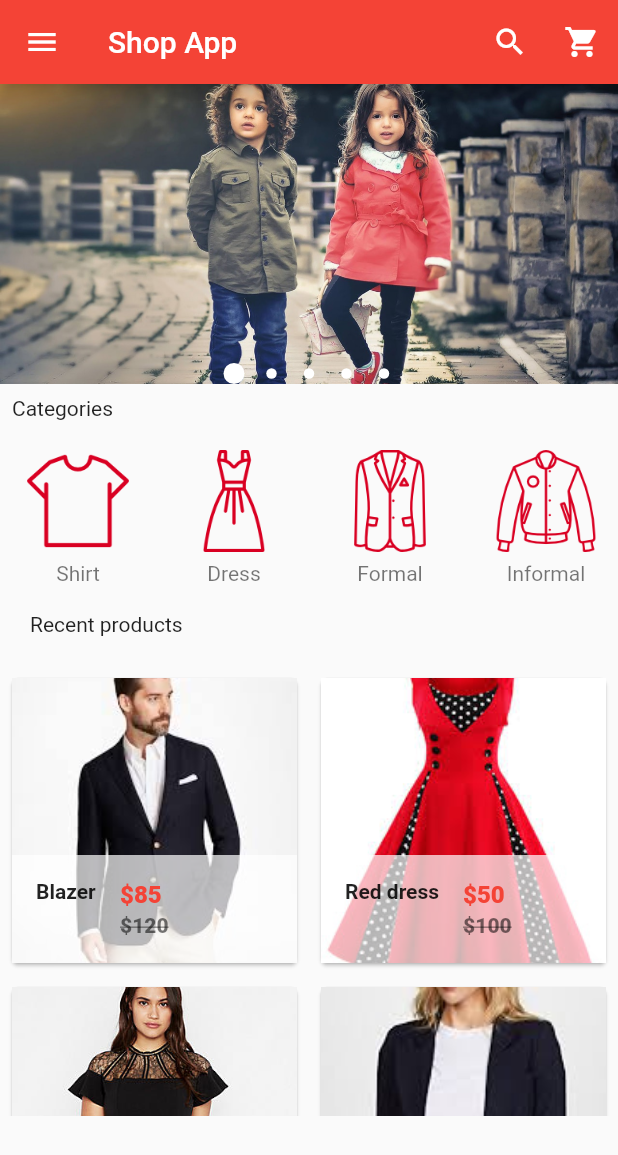
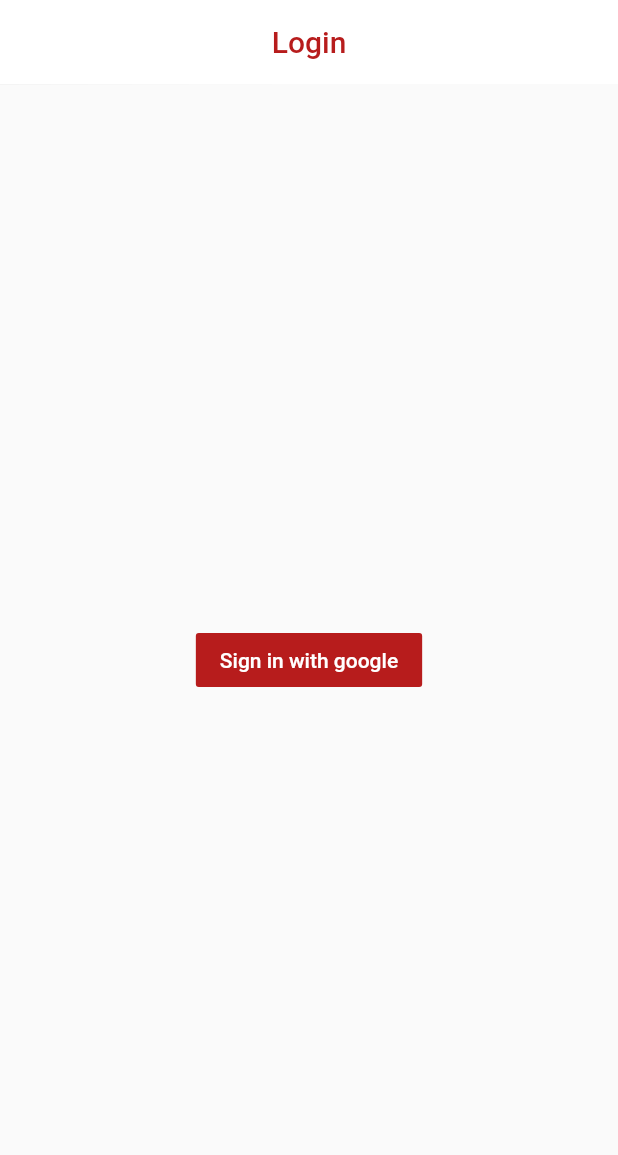
Before and after one commit to ishangupta4/Ecommerce, a Flutter app: the screen it shows after launch, on a phone screen of 412 x 824 dp. Shown: the top 1155 px of the screen. Run offline on Flutter 3.47's test engine with Material 2 defaults, Android fonts, the phone set to English and light mode, and no system bars; drawn by our look-alikes of carousel_pro; our stand-ins replace cloud_firestore, firebase_auth, fluttertoast, google_sign_in, shared_preferences; accounts and stored records are empty.

```diff
--- a/lib/components/horizontal_listView.dart
+++ b/lib/components/horizontal_listView.dart
@@ -4,7 +4,7 @@ class HorizontalList extends StatelessWidget {
   @override
   Widget build(BuildContext context) {
     return Container(
-      height: 100.0,
+      height: 60.0,
       child: ListView(
         scrollDirection: Axis.horizontal,
         children: <Widget>[
@@ -59,7 +59,7 @@ class Category extends StatelessWidget {
             title: Image.asset(
               imageLocation,
               width: 100,
-              height: 80,
+              height: 40,
             ),
             subtitle: Container(
               alignment: Alignment.topCenter,
--- a/lib/main.dart
+++ b/lib/main.dart
@@ -1,184 +1,12 @@
 import 'package:flutter/material.dart';
-import 'package:carousel_pro/carousel_pro.dart';
 
-import 'package:flutter_ecommerce/components/horizontal_listView.dart';
-import 'package:flutter_ecommerce/components/products.dart';
-import 'package:flutter_ecommerce/pages/cart.dart';
+import 'package:flutter_ecommerce/pages/login.dart';
 
 void main() {
   runApp(
     new MaterialApp(
-      home: HomePage(),
+      home: Login(),
       debugShowCheckedModeBanner: false,
     ),
   );
 }
-
-class HomePage extends StatefulWidget {
-  @override
-  _HomePageState createState() => _HomePageState();
-}
-
-class _HomePageState extends State<HomePage> {
-  @override
-  Widget build(BuildContext context) {
-    Widget imageCarousel = new Container(
-      height: 200.0,
-      child: new Carousel(
-        boxFit: BoxFit.cover,
-        images: [
-          AssetImage('images/c1.jpg'),
-          AssetImage('images/m1.jpeg'),
-          AssetImage('images/m2.jpg'),
-          AssetImage('images/w4.jpeg'),
-          AssetImage('images/w3.jpeg'),
-        ],
-        autoplay: false,
-        animationCurve: Curves.fastLinearToSlowEaseIn,
-        animationDuration: Duration(milliseconds: 1000),
-        indicatorBgPadding: 0.0,
-        dotSize: 7.0,
-        dotBgColor: Colors.transparent,
-      ),
-    );
-
-    return Scaffold(
-      appBar: new AppBar(
-        title: Text('Shop App'),
-        backgroundColor: Colors.red,
-        actions: <Widget>[
-          new IconButton(
-              icon: Icon(
-                Icons.search,
-                color: Colors.white,
-              ),
-              onPressed: null),
-          new IconButton(
-              icon: Icon(
-                Icons.shopping_cart,
-                color: Colors.white,
-              ),
-              onPressed: () {
-                Navigator.push(context,
-                    MaterialPageRoute(builder: (context) => new Cart()));
-              })
-        ],
-      ),
-      drawer: new Drawer(
-        child: ListView(
-          children: <Widget>[
-            new UserAccountsDrawerHeader(
-              accountName: Text("Ishan Gupta"),
-              accountEmail: Text("ishangupta004@gmail.com"),
-              currentAccountPicture: GestureDetector(
-                child: new CircleAvatar(
-                  backgroundColor: Colors.grey,
-                  child: Icon(
-                    Icons.person,
-                    color: Colors.white,
-                  ),
-                ),
-              ),
-              decoration: new BoxDecoration(
-                color: Colors.red,
-              ),
-            ),
-            InkWell(
-              onTap: () {},
-              child: ListTile(
-                title: Text("Home"),
-                leading: Icon(
-                  Icons.home,
-                  color: Colors.red,
-                ),
-              ),
-            ),
-            InkWell(
-              onTap: () {},
-              child: ListTile(
-                title: Text("My Acount"),
-                leading: Icon(
-                  Icons.person,
-                  color: Colors.red,
-                ),
-              ),
-            ),
-            InkWell(
-              onTap: () {},
-              child: ListTile(
-                title: Text("Orders"),
-                leading: Icon(
-                  Icons.shopping_basket,
-                  color: Colors.red,
-                ),
-              ),
-            ),
-            InkWell(
-              onTap: () {},
-              child: InkWell(
-                onTap: () {
-                  Navigator.push(context,
-                      MaterialPageRoute(builder: (context) => new Cart()));
-                },
-                child: ListTile(
-                  title: Text("Shopping Cart"),
-                  leading: Icon(
-                    Icons.shopping_cart,
-                    color: Colors.red,
-                  ),
-                ),
-              ),
-            ),
-            InkWell(
-              onTap: () {},
-              child: ListTile(
-                title: Text("Favourites"),
-                leading: Icon(
-                  Icons.favorite,
-                  color: Colors.red,
-                ),
-              ),
-            ),
-            Divider(),
-            InkWell(
-              onTap: () {},
-              child: ListTile(
-                title: Text("Settings"),
-                leading: Icon(
-                  Icons.settings,
-                  color: Colors.grey,
-                ),
-              ),
-            ),
-            InkWell(
-              onTap: () {},
-              child: ListTile(
-                title: Text("About"),
-                leading: Icon(
-                  Icons.help,
-                  color: Colors.blue,
-                ),
-              ),
-            )
-          ],
-        ),
-      ),
-      body: new ListView(children: <Widget>[
-        imageCarousel,
-        new Padding(
-          padding: const EdgeInsets.all(8.0),
-          child: new Text('Categories'),
-        ),
-        HorizontalList(),
-        new Padding(
-          padding: const EdgeInsets.all(20.0),
-          child: new Text('Recent products'),
-        ),
-        Container(
-          height: 300.0,
-          child: Products(),
-        )
-      ]),
-    );
-  }
-}
--- /dev/null
+++ b/lib/pages/login.dart
@@ -0,0 +1,143 @@
+import 'package:flutter/material.dart';
+import 'package:flutter_ecommerce/main.dart';
+import 'package:shared_preferences/shared_preferences.dart';
+import 'package:fluttertoast/fluttertoast.dart';
+import 'package:firebase_auth/firebase_auth.dart';
+import "package:google_sign_in/google_sign_in.dart";
+import 'package:cloud_firestore/cloud_firestore.dart';
+
+import 'home.dart';
+
+class Login extends StatefulWidget {
+  @override
+  _LoginState createState() => _LoginState();
+}
+
+class _LoginState extends State<Login> {
+  final GoogleSignIn googleSignIn = new GoogleSignIn();
+  final FirebaseAuth firebaseAuth = FirebaseAuth.instance;
+  SharedPreferences preferences;
+  bool loading = false;
+  bool isLoggedin = false;
+
+  @override
+  void initState() {
+    // TODO: implement initState
+    super.initState();
+    isSignedIn();
+  }
+
+  void isSignedIn() async {
+    setState(() {
+      loading = true;
+    });
+    preferences = await SharedPreferences.getInstance();
+    isLoggedin = await googleSignIn.isSignedIn();
+
+    if (isLoggedin) {
+      Navigator.pushReplacement(
+          context, MaterialPageRoute(builder: (context) => HomePage()));
+    }
+
+    setState(() {
+      loading = false;
+    });
+  }
+
+  Future HandleSignIn() async {
+    preferences = await SharedPreferences.getInstance();
+
+    setState(() {
+      loading = true;
+    });
+
+    GoogleSignInAccount googleUser = await googleSignIn.signIn();
+    GoogleSignInAuthentication googleSignInAuthentication =
+        await googleUser.authentication;
+    final AuthCredential credential = GoogleAuthProvider.getCredential(
+      accessToken: googleSignInAuthentication.accessToken,
+      idToken: googleSignInAuthentication.idToken,
+    );
+    final AuthResult authResult =
+        await firebaseAuth.signInWithCredential(credential);
+    FirebaseUser firebaseUser = authResult.user;
+
+    if (firebaseUser != null) {
+      final QuerySnapshot result = await Firestore.instance
+          .collection("users")
+          .where("id", isEqualTo: firebaseUser.uid)
+          .getDocuments();
+      final List<DocumentSnapshot> documents = result.documents;
+      if (documents.length == 0) {
+        // insert the user to our collection
+        Firestore.instance
+            .collection("users")
+            .document(firebaseUser.uid)
+            .setData({
+          "id": firebaseUser.uid,
+          "username": firebaseUser.displayName,
+          "profilePicture": firebaseUser.photoUrl
+        });
+        await preferences.setString("id", firebaseUser.uid);
+        await preferences.setString("username", firebaseUser.displayName);
+        await preferences.setString("profilePicture", firebaseUser.photoUrl);
+      } else {
+        await preferences.setString("id", documents[0]['id']);
+        await preferences.setString("username", documents[0]['username']);
+        await preferences.setString(
+            "profilePicture", documents[0]['profilePicture']);
+      }
+      Fluttertoast.showToast(msg: "Login Successful");
+      setState(() {
+        loading = false;
+      });
+      Navigator.pushReplacement(
+          context, MaterialPageRoute(builder: (context) => HomePage()));
+    } else {
+      Fluttertoast.showToast(msg: "Login failed");
+    }
+  }
+
+  @override
+  Widget build(BuildContext context) {
+    return Scaffold(
+      appBar: AppBar(
+        backgroundColor: Colors.white,
+        centerTitle: true,
+        title: new Text(
+          "Login",
+          style: TextStyle(color: Colors.red.shade900),
+        ),
+        elevation: 0.1,
+      ),
+      body: Stack(
+        children: <Widget>[
+          Center(
+            child: FlatButton(
+              color: Colors.red.shade900,
+              onPressed: () {
+                HandleSignIn();
+              },
+              child: Text(
+                "Sign in with google",
+                style: TextStyle(color: Colors.white),
+              ),
+            ),
+          ),
+          Visibility(
+            visible: loading ?? true,
+            child: Center(
+              child: Container(
+                alignment: Alignment.center,
+                color: Colors.white.withOpacity(0.9),
+                child: CircularProgressIndicator(
+                  valueColor: AlwaysStoppedAnimation<Color>(Colors.red),
+                ),
+              ),
+            ),
+          )
+        ],
+      ),
+    );
+  }
+}
--- a/lib/pages/product_details.dart
+++ b/lib/pages/product_details.dart
@@ -1,5 +1,6 @@
 import 'package:flutter/material.dart';
-import 'package:flutter_ecommerce/main.dart';
+
+import 'home.dart';
 
 class ProductDetails extends StatefulWidget {
   final product_detail_name;
--- a/pubspec.yaml
+++ b/pubspec.yaml
@@ -24,7 +24,11 @@ dependencies:
   flutter:
     sdk: flutter
   carousel_pro: ^1.0.0
-
+  firebase_auth: ^0.16.1
+  cloud_firestore: ^0.13.7
+  google_sign_in: ^4.5.1
+  shared_preferences: ^0.5.7+3
+  fluttertoast: ^4.0.1
   # The following adds the Cupertino Icons font to your application.
   # Use with the CupertinoIcons class for iOS style icons.
   cupertino_icons: ^0.1.3
```
Also changed, not shown: lib/pages/home.dart (added, +175 -0 lines), pubspec.lock, 4 other files.
